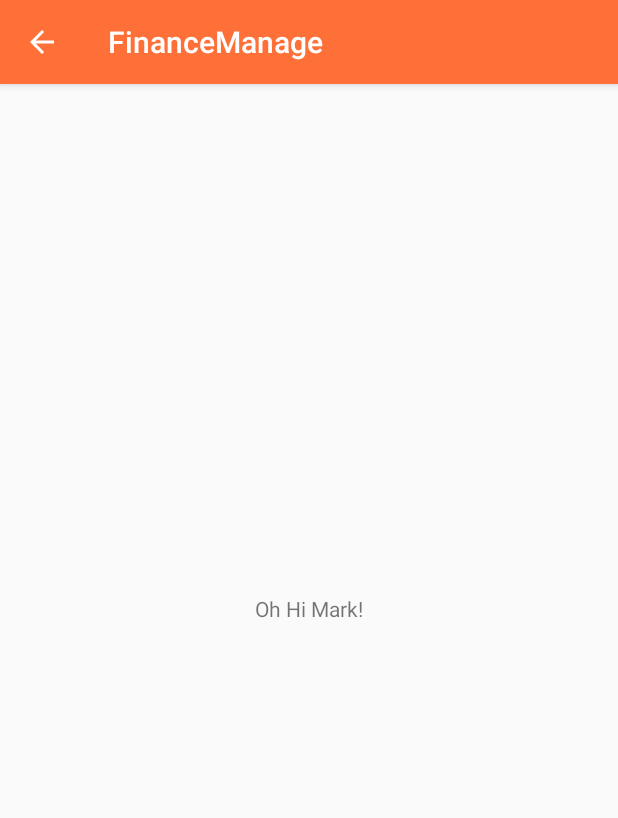
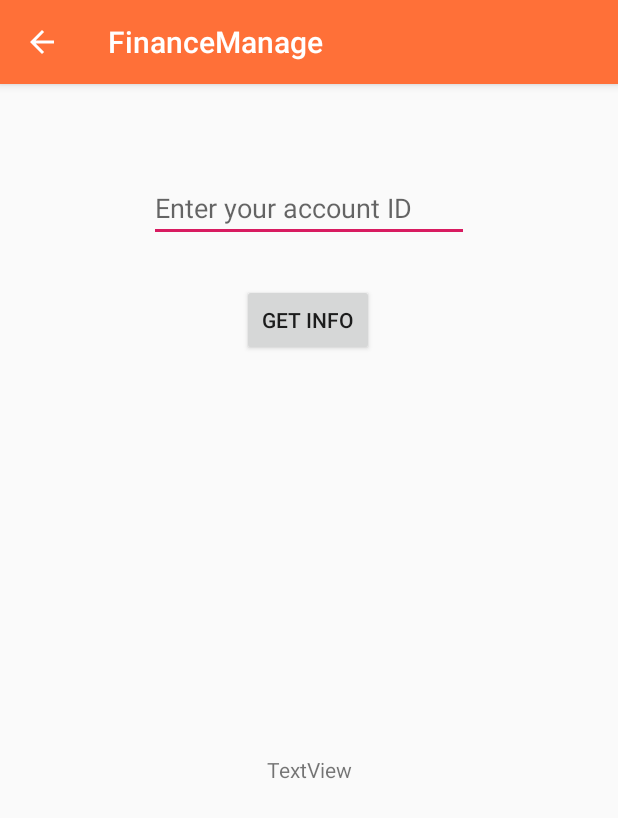
Before and after one commit to Assiya-Zhiyenbek/Ocean-s-Five, an Android app: the MyBankActivity screen opened directly, with no data from a screen before it, on a phone screen of 412 x 824 dp. Shown: the top 818 px of the screen. Run offline under Robolectric (Android 15) with nearby library versions, the phone set to English and light mode, and no system bars; our stand-ins replace Firebase (no records; nobody signed in at launch, a user with empty details on screens opened directly).

Commit message:
Finished My_Bank

```diff
--- a/app/build.gradle
+++ b/app/build.gradle
@@ -11,6 +11,7 @@ android {
         versionCode 1
         versionName "1.0"
         testInstrumentationRunner "androidx.test.runner.AndroidJUnitRunner"
+        multiDexEnabled true
     }
     buildTypes {
         release {
@@ -26,7 +27,10 @@ dependencies {
     implementation 'androidx.constraintlayout:constraintlayout:1.1.3'
     implementation 'com.google.android.material:material:1.0.0'
     implementation 'com.google.firebase:firebase-analytics:17.2.2'
+    implementation 'com.google.firebase:firebase-database:19.2.1'
+    implementation 'com.android.support:multidex:1.0.3'
     testImplementation 'junit:junit:4.12'
     androidTestImplementation 'androidx.test:runner:1.1.1'
     androidTestImplementation 'androidx.test.espresso:espresso-core:3.1.1'
+    implementation 'com.google.firebase:firebase-firestore:21.4.2'
 }
--- a/app/src/main/java/com/qcb/financemanage/MyBankActivity.java
+++ b/app/src/main/java/com/qcb/financemanage/MyBankActivity.java
@@ -1,17 +1,83 @@
 package com.qcb.financemanage;
 
+import android.annotation.SuppressLint;
 import android.content.Intent;
 import android.os.Bundle;
+import android.util.Log;
+import android.view.View;
+import android.widget.Button;
+import android.widget.EditText;
+import android.widget.TextView;
+import android.widget.Toast;
+
+import androidx.annotation.NonNull;
 import androidx.appcompat.app.AppCompatActivity;
+
+import com.google.android.gms.tasks.OnCompleteListener;
+import com.google.android.gms.tasks.Task;
+import com.google.firebase.firestore.DocumentReference;
+import com.google.firebase.firestore.DocumentSnapshot;
+import com.google.firebase.firestore.FirebaseFirestore;
 
 
 public class MyBankActivity extends AppCompatActivity {
+
+    private EditText account_ID;
+    private Button btn_getData;
+    private TextView data;
+    public static final String TAG = "Firebase Tag";
+
+    private FirebaseFirestore db;
+    private DocumentReference docRefforAccount;
 
     @Override
     protected void onCreate(Bundle savedInstanceState) {
         super.onCreate(savedInstanceState);
         setContentView(R.layout.activity_mybank);
 
+        db = FirebaseFirestore.getInstance();
+
         Intent intent = getIntent();
+
+
+        account_ID = findViewById(R.id.acc_ID);
+        btn_getData = findViewById(R.id.getData);
+        data = findViewById(R.id.data);
+
+        btn_getData.setOnClickListener(new View.OnClickListener() {
+            @Override
+            public void onClick(View v) {
+                String id = account_ID.getText().toString();
+                System.out.println("ID is: " + id);
+                docRefforAccount = db.collection("accounts").document(id);
+                docRefforAccount.get().addOnCompleteListener(new OnCompleteListener<DocumentSnapshot>() {
+                    @SuppressLint("SetTextI18n")
+                    @Override
+                    public void onComplete(@NonNull Task<DocumentSnapshot> task) {
+                        if (task.isSuccessful()) {
+                            DocumentSnapshot document = task.getResult();
+
+
+                            if (document.exists()) {
+                                Log.d(TAG, "DocumentSnapshot data: " + document.getData());
+                                Account currentAccount = document.toObject(Account.class);
+                                data.setText("Account id: " + currentAccount.getAccount_id() + "\n" +
+                                                "Account name: " + currentAccount.getAccount_name() + "\n" +
+                                                "Balance: " + currentAccount.getBalance() + "\n" +
+                                                "Open Date: " + currentAccount.getOpen_date()
+                                );
+                            } else {
+                                Log.d(TAG, "No such document");
+                                Toast.makeText(MyBankActivity.this, "No such ID", Toast.LENGTH_LONG).show();
+                            }
+                        } else {
+                            Log.d(TAG, "get failed with ", task.getException());
+                            Toast.makeText(MyBankActivity.this, task.getException().toString(), Toast.LENGTH_LONG).show();
+                        }
+                    }
+                });
+            }
+        });
     }
+
 }
--- a/app/src/main/res/layout/activity_mybank.xml
+++ b/app/src/main/res/layout/activity_mybank.xml
@@ -5,13 +5,36 @@
     android:layout_width="match_parent"
     android:layout_height="match_parent">
 
-    <TextView
-        android:id="@+id/textView2"
+    <EditText
+        android:id="@+id/acc_ID"
         android:layout_width="wrap_content"
         android:layout_height="wrap_content"
-        android:layout_marginTop="340dp"
-        android:text="Oh Hi Mark!"
+        android:layout_marginTop="60dp"
+        android:ems="10"
+        android:hint="Enter your account ID"
+        android:inputType="textPersonName"
         app:layout_constraintEnd_toEndOf="parent"
         app:layout_constraintStart_toStartOf="parent"
         app:layout_constraintTop_toTopOf="parent" />
+
+    <Button
+        android:id="@+id/getData"
+        android:layout_width="wrap_content"
+        android:layout_height="wrap_content"
+        android:layout_marginTop="28dp"
+        android:text="Get Info"
+        app:layout_constraintEnd_toEndOf="@+id/acc_ID"
+        app:layout_constraintHorizontal_bias="0.496"
+        app:layout_constraintStart_toStartOf="@+id/acc_ID"
+        app:layout_constraintTop_toBottomOf="@+id/acc_ID" />
+
+    <TextView
+        android:id="@+id/data"
+        android:layout_width="wrap_content"
+        android:layout_height="wrap_content"
+        android:layout_marginBottom="301dp"
+        android:text="TextView"
+        app:layout_constraintBottom_toBottomOf="parent"
+        app:layout_constraintEnd_toEndOf="parent"
+        app:layout_constraintStart_toStartOf="parent" />
 </androidx.constraintlayout.widget.ConstraintLayout>
```
Also changed, not shown: app/src/main/java/com/qcb/financemanage/Account.java (added, +80 -0 lines).
